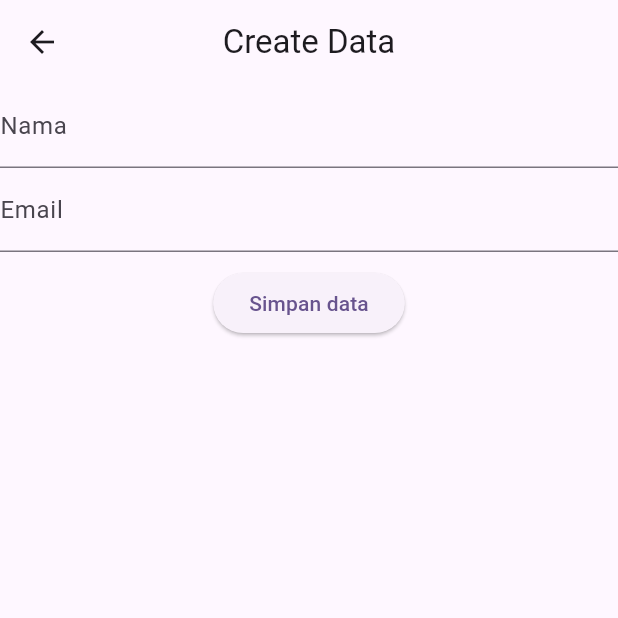
After one commit to Ratih-Shinta/latihan_getx, a Flutter app: the screen it shows after launch, after a tap on the "add" icon, on a phone screen of 412 x 824 dp, the top half of it. The commit adds this screen. Run offline on Flutter 3.47's test engine with Material 3 defaults, Android fonts, the phone set to English and light mode, and no system bars; our stand-ins replace get, google_fonts, shared_preferences, sqflite; missing offline and left inert: dart:ffi; accounts and stored records are empty; network calls fail.

Commit message:
fourth commit

```diff
--- /dev/null
+++ b/lib/database_local/controller/adddata_controller.dart
@@ -0,0 +1,27 @@
+import 'dart:io';
+
+import 'package:flutter/material.dart';
+import 'package:flutter_login_exercise/database_local/models/use_model.dart';
+import 'package:flutter_login_exercise/database_local/pages/homapage_view.dart';
+import 'package:get/get.dart';
+import 'package:path_provider/path_provider.dart';
+import 'package:sqflite/sqflite.dart';
+
+class AddDataController extends GetxController {
+  final TextEditingController namaController = TextEditingController();
+  final TextEditingController emailController = TextEditingController();
+  late Database? database;
+
+  void insert() async {
+    Directory directory = await getApplicationDocumentsDirectory();
+    String path = directory.path + "db_user";
+    database = await openDatabase(path);
+
+    UserModel user = UserModel(
+      nama: namaController.text,
+      email: emailController.text,
+    );
+    final data = await database!.insert('user', user.toJson());
+    Get.offAll(HomePageView());
+  }
+}
--- /dev/null
+++ b/lib/database_local/controller/homepage_controller.dart
@@ -0,0 +1,62 @@
+import 'dart:io';
+
+import 'package:flutter/material.dart';
+import 'package:flutter_login_exercise/database_local/models/use_model.dart';
+import 'package:get/get.dart';
+import 'package:path_provider/path_provider.dart';
+import 'package:sqflite/sqflite.dart';
+
+class HomePageController extends GetxController {
+  Database? database;
+  // void initDatabase() async {
+  //   String db_name = "db_user";
+  //   int db_version = 1;
+  //   String table = "user";
+
+  //   Directory directory = await getApplicationDocumentsDirectory();
+  //   String path = directory.path + db_name;
+
+  Future<void> initDatabase() async {
+    String db_name = "db_user";
+    int db_version = 1;
+    String table = "user";
+
+    Directory directory = await getApplicationDocumentsDirectory();
+    String path = directory.path + db_name;
+
+    if (database == null) {
+      database = await openDatabase(path, version: db_version,
+          onCreate: (db, version) {
+        db.execute(
+            "CREATE TABLE $table (id INTEGER PRIMARY KEY AUTOINCREMENT, nama VARCHAR(255), email VARCHAR(255))");
+      });
+    }
+  }
+
+  Future<List<UserModel>> getDataUser() async {
+    Directory directory = await getApplicationDocumentsDirectory();
+    String path = directory.path + "db_user";
+    database = await openDatabase(path);
+    final data = await database!.query('user');
+    List<UserModel> user = data.map((e) => UserModel.fromJson(e)).toList();
+    return user;
+  }
+
+  Future<void> delete(int id) async {
+    String table = "user";
+    Directory directory = await getApplicationDocumentsDirectory();
+    String path = directory.path + "db_user";
+    database = await openDatabase(path);
+    await database!.delete(table, where: "id =?", whereArgs: [id]);
+  }
+
+  @override
+  void onInit() {
+    initDatabase();
+    super.onInit();
+  }
+}
+
+getDataUser() {}
+
+void delete(int i) {}
--- /dev/null
+++ b/lib/database_local/models/use_model.dart
@@ -0,0 +1,21 @@
+class UserModel {
+  int? id;
+  String? nama;
+  String? email;
+
+  UserModel({this.id, this.nama, this.email});
+
+  UserModel.fromJson(Map<String, dynamic> json) {
+    id = json['id'];
+    nama = json['nama'];
+    email = json['email'];
+  }
+
+  Map<String, dynamic> toJson() {
+    return {
+      'id': id,
+      'nama': nama,
+      'email': email,
+    };
+  }
+}
--- /dev/null
+++ b/lib/database_local/pages/adddata_view.dart
@@ -0,0 +1,37 @@
+import 'package:flutter/material.dart';
+import 'package:flutter_login_exercise/database_local/controller/adddata_controller.dart';
+import 'package:get/get.dart';
+
+class AddDataView extends StatelessWidget {
+  AddDataView({super.key});
+  final controller = Get.put(AddDataController());
+
+  @override
+  Widget build(BuildContext context) {
+    return Scaffold(
+        appBar: AppBar(
+          title: Text("Create Data"),
+          centerTitle: true,
+        ),
+        body: Column(
+          children: [
+            TextField(
+              controller: controller.namaController,
+              decoration: InputDecoration(labelText: "Nama"),
+            ),
+            TextField(
+              controller: controller.emailController,
+              decoration: InputDecoration(labelText: "Email"),
+            ),
+            SizedBox(
+              height: 10,
+            ),
+            ElevatedButton(
+                onPressed: () {
+                  controller.insert();
+                },
+                child: Text("Simpan data"))
+          ],
+        ));
+  }
+}
--- /dev/null
+++ b/lib/database_local/pages/editdata_view.dart
@@ -0,0 +1,47 @@
+import 'dart:ffi';
+
+import 'package:flutter/material.dart';
+import 'package:flutter_login_exercise/database_local/controller/editdata_controller.dart';
+import 'package:get/get.dart';
+
+class EditDataView extends StatelessWidget {
+  EditDataView({super.key});
+  final controller = Get.put(EditDataController());
+  @override
+  Widget build(BuildContext context) {
+    controller.data.value = Get.arguments;
+    return Scaffold(
+      appBar: AppBar(
+        title: Text("Tambah Data"),
+        centerTitle: true,
+      ),
+      body: Container(
+        margin: EdgeInsets.all(15),
+        child: Column(
+          children: [
+            TextField(
+              controller: controller.namaController,
+              decoration: InputDecoration(
+                labelText: "Nama",
+                hintText: "Masukkan Nama",
+              ),
+            ),
+            TextField(
+              controller: controller.emailController,
+              decoration: InputDecoration(
+                labelText: "Email",
+                hintText: "Masukkan Email",
+              ),
+            ),
+            ElevatedButton(
+              onPressed: () {
+                controller.EditUser();
+              },
+              child: Text("Simpan"),
+            ),
+          ],
+        ),
+      ),
+    );
+  }
+}
--- /dev/null
+++ b/lib/database_local/pages/homapage_view.dart
@@ -0,0 +1,66 @@
+import 'package:flutter/material.dart';
+import 'package:flutter_login_exercise/database_local/controller/homepage_controller.dart';
+import 'package:flutter_login_exercise/database_local/models/use_model.dart';
+import 'package:flutter_login_exercise/database_local/pages/adddata_view.dart';
+import 'package:flutter_login_exercise/database_local/pages/editdata_view.dart';
+import 'package:get/get.dart';
+
+class HomePageView extends StatelessWidget {
+  HomePageView({Key? key}) : super(key: key);
+  final controller = Get.put(HomePageController());
+
+  @override
+  Widget build(BuildContext context) {
+    return Scaffold(
+        appBar: AppBar(
+          title: Text("FLutter SQFlite CRUD"),
+          centerTitle: true,
+        ),
+        body: FutureBuilder<List<UserModel>>(
+            future: controller.getDataUser(),
+            builder: (context, snapshot) {
+              if (snapshot.hasData) {
+                return ListView.builder(
+                    itemCount: snapshot.data!.length,
+                    itemBuilder: (context, index) {
+                      UserModel user = snapshot.data![index];
+                      // print(user.nama);
+                      return ListTile(
+                        // leading: CircleAvatar(child: Icon(Icons.person)),
+                        title: Text(user.nama! ?? ""),
+                        subtitle: Text(user.email! ?? ""),
+                        trailing: Row(
+                          mainAxisSize: MainAxisSize.min,
+                          children: [
+                            IconButton(
+                              onPressed: () {
+                                Get.to(EditDataView(), arguments: [user.id, user.nama, user.email]);
+                              },
+                              icon: Icon(Icons.edit),
+                            ),
+
+                            IconButton(
+                              onPressed: () {
+                                controller.delete(snapshot.data![index].id!);
+                                Get.snackbar("Sukses", "Data berhasil dihapus");
+                                Get.offAll(HomePageView());
+                              },
+                              icon: Icon(Icons.delete),
+                            ),
+                          ],
+                        ),
+                      );
+                    });
+              } else {
+                return Center(
+                  child: Text("nodata"),
+                );
+              }
+            }),
+        floatingActionButton: FloatingActionButton(
+            onPressed: () {
+              Get.to(AddDataView());
+            },
+            child: Icon(Icons.add)));
+  }
+}
--- a/lib/main.dart
+++ b/lib/main.dart
@@ -1,8 +1,7 @@
 import 'package:flutter/material.dart';
+import 'package:flutter_login_exercise/database_local/pages/homapage_view.dart';
 import 'package:flutter_login_exercise/makeup_api/makeup_home.dart';
-import 'package:flutter_login_exercise/pak_aji/splash_screen/splash_screen_view.dart';
 import 'package:get/get.dart';
-import 'login/login_page.dart';
 
 void main() {
   runApp(const MyApp());
@@ -20,7 +19,7 @@ class MyApp extends StatelessWidget {
         colorScheme: ColorScheme.fromSeed(seedColor: Colors.deepPurple),
         useMaterial3: true,
       ),
-      home: SplashScreenPage(),
+      home: HomePageView(),
     );
   }
 }
--- a/pubspec.yaml
+++ b/pubspec.yaml
@@ -34,6 +34,8 @@ dependencies:
   http:
   google_fonts: ^6.1.0
   shared_preferences: ^2.2.2
+  path_provider:
+  sqflite:
 
   # The following adds the Cupertino Icons font to your application.
   # Use with the CupertinoIcons class for iOS style icons.
```
Also changed, not shown: lib/database_local/controller/editdata_controller.dart (added, +39 -0 lines), pubspec.lock, 2 other files.
